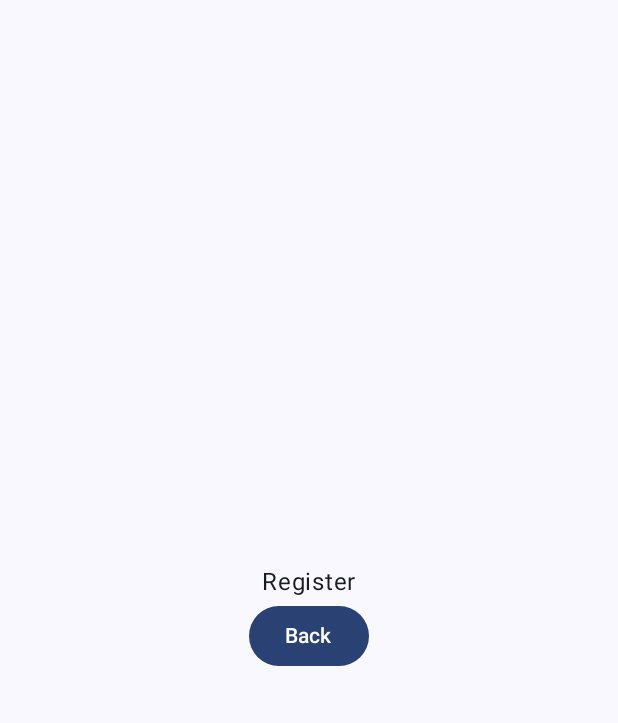
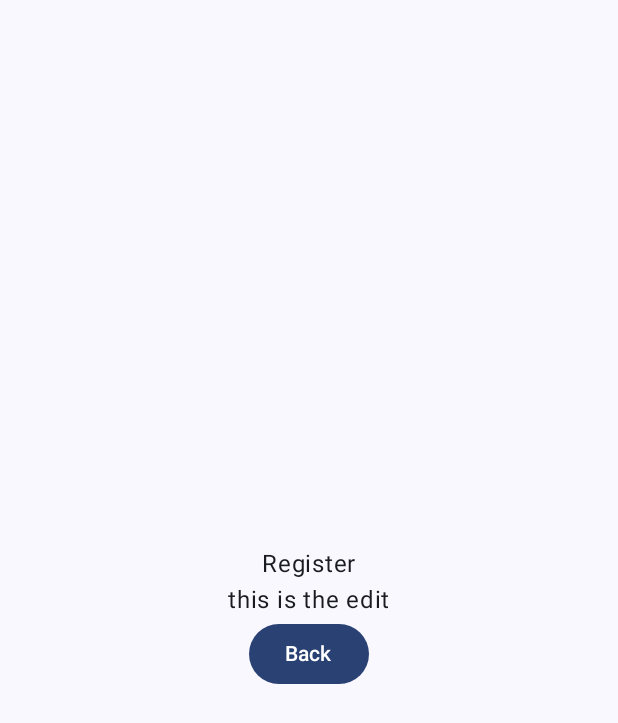
Before and after one commit to ahargunyllib/findmystuff, an Android app built with Jetpack Compose: the RegisterScreen screen opened through its navigation route, on a phone screen of 412 x 824 dp. Shown: the top 723 px of the screen. Run offline under Robolectric (Android 15) with nearby library versions, the phone set to English and light mode, and no system bars.

Commit message:
adding text in registerScreen

```diff
--- a/app/src/main/java/com/ahargunyllib/internraion/features/presentation/screen/auth/RegisterScreen.kt
+++ b/app/src/main/java/com/ahargunyllib/internraion/features/presentation/screen/auth/RegisterScreen.kt
@@ -2,6 +2,7 @@ package com.ahargunyllib.internraion.features.presentation.screen.auth
 
 import androidx.compose.foundation.layout.Arrangement
 import androidx.compose.foundation.layout.Column
+import androidx.compose.foundation.layout.Spacer
 import androidx.compose.foundation.layout.fillMaxSize
 import androidx.compose.material3.Button
 import androidx.compose.material3.Surface
@@ -9,6 +10,7 @@ import androidx.compose.material3.Text
 import androidx.compose.runtime.Composable
 import androidx.compose.ui.Alignment
 import androidx.compose.ui.Modifier
+import androidx.compose.ui.unit.dp
 import androidx.navigation.NavController
 import com.ahargunyllib.internraion.ui.theme.InternraionTheme
 
@@ -21,6 +23,7 @@ fun RegisterScreen(navController: NavController) {
                 verticalArrangement = Arrangement.Center
             ) {
                 Text(text = "Register")
+                Text(text = "this is the edit")
                 Button(onClick = { navController.popBackStack() }) {
                     Text("Back")
                 }
```
